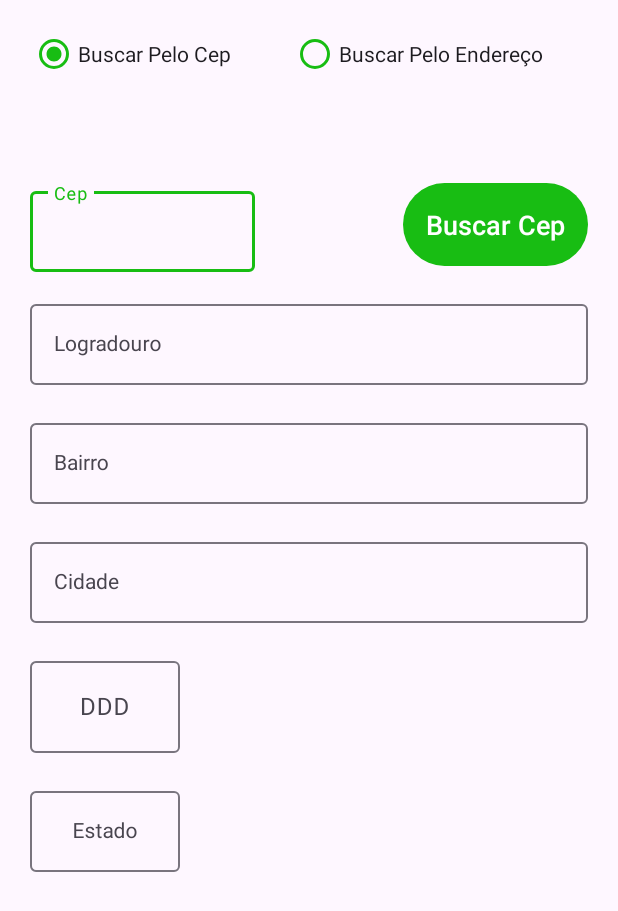
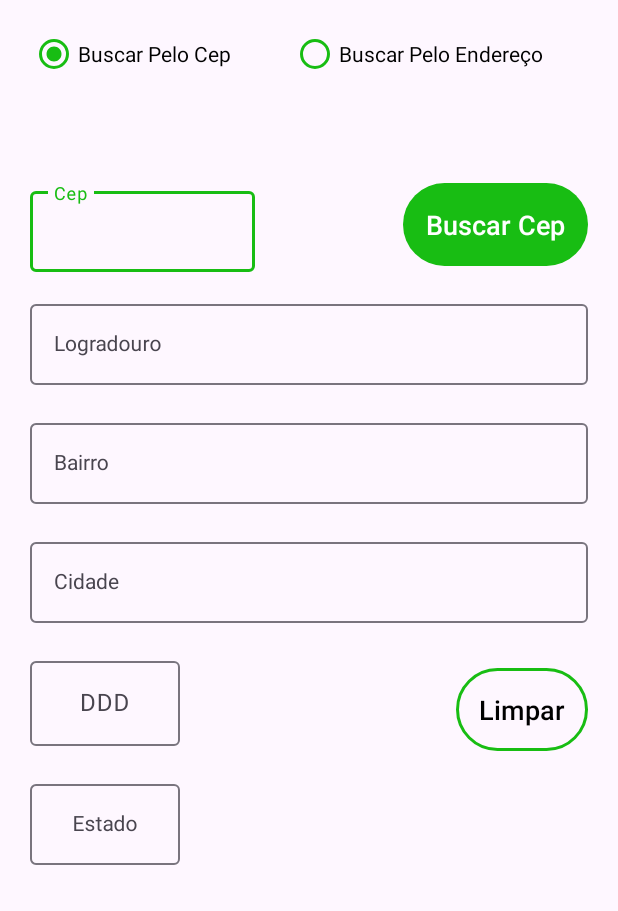
Before and after one commit to luizhenrique204061/Pesquisa_Cep, an Android app: the screen it shows after launch (MainActivity), on a phone screen of 412 x 824 dp. Shown: the top 911 px of the screen. Run offline under Robolectric (Android 15) with nearby library versions, the phone set to English and light mode, and no system bars; our stand-ins replace AdMob; pictures from the network do not load; 3 statements that could not run were skipped.

Commit message:
Initial commit

```diff
--- a/app/build.gradle
+++ b/app/build.gradle
@@ -11,8 +11,8 @@ android {
         applicationId "com.luiz.cep"
         minSdk 24
         targetSdk 34
-        versionCode 8
-        versionName "8.0"
+        versionCode 9
+        versionName "9.0"
 
         testInstrumentationRunner "androidx.test.runner.AndroidJUnitRunner"
     }
--- a/app/src/main/java/Fragmento/BuscarPeloCepFragmento.kt
+++ b/app/src/main/java/Fragmento/BuscarPeloCepFragmento.kt
@@ -136,14 +136,20 @@ class BuscarPeloCepFragmento : Fragment() {
 
 
 
-
-
-
         val retrofit = Retrofit.Builder()
             .addConverterFactory(GsonConverterFactory.create())
             .baseUrl("https://viacep.com.br/")
             .build()
             .create(Api::class.java)
+
+        binding.botaoLimpar.setOnClickListener {
+            binding.editCep.setText("")
+            binding.editLogradouro.setText("")
+            binding.editCidade.setText("")
+            binding.editEstado.setText("")
+            binding.editBairro.setText("")
+            binding.editDdd.setText("")
+        }
 
 
         binding.botaoBuscarCep.setOnClickListener {
--- a/app/src/main/java/Fragmento/BuscarPeloEnderecoFragmento.kt
+++ b/app/src/main/java/Fragmento/BuscarPeloEnderecoFragmento.kt
@@ -49,8 +49,6 @@ class BuscarPeloEnderecoFragmento : Fragment() {
         val adRequest = AdRequest.Builder().build()
         Log.i("Meu App", "Antes de carregar o anúncio")
         mAdview.loadAd(adRequest)
-
-
 
 
 
--- a/app/src/main/java/com/luiz/cep/MainActivity.kt
+++ b/app/src/main/java/com/luiz/cep/MainActivity.kt
@@ -17,7 +17,7 @@ class MainActivity : AppCompatActivity() {
 
         renderizarFragmento(R.id.container_fragmento_buscar_pelo_cep, BuscarPeloCepFragmento())
 
-        teste()
+
         binding.buscarPeloCep.isChecked = true
 
         binding.buscarPeloEndereco.setOnClickListener {
@@ -45,7 +45,4 @@ class MainActivity : AppCompatActivity() {
         transicaoFragmento.commit()
     }
 
-    fun teste() {
-
-    }
 }
--- /dev/null
+++ b/app/src/main/res/drawable/botao_transparente.xml
@@ -0,0 +1,15 @@
+<?xml version="1.0" encoding="utf-8"?>
+<shape xmlns:android="http://schemas.android.com/apk/res/android"
+
+    android:shape="rectangle">
+
+    <solid android:color="@android:color/transparent"/>
+
+    <corners android:radius="119dp"/>
+
+    <stroke
+        android:width="2dp"
+        android:color="@color/green"
+        />
+
+</shape>
--- a/app/src/main/res/layout/fragment_buscar_pelo_cep_fragmento.xml
+++ b/app/src/main/res/layout/fragment_buscar_pelo_cep_fragmento.xml
@@ -25,10 +25,10 @@
 
             <com.google.android.material.textfield.TextInputEditText
                 android:id="@+id/edit_cep"
-                android:hint="Cep"
                 style="@style/Widget.MaterialComponents.TextInputLayout.OutlinedBox"
                 android:layout_width="match_parent"
                 android:layout_height="wrap_content"
+                android:hint="Cep"
                 android:inputType="number"
                 android:maxLength="8" />
         </com.google.android.material.textfield.TextInputLayout>
@@ -115,7 +115,7 @@
             <com.google.android.material.textfield.TextInputEditText
                 android:id="@+id/edit_ddd"
                 android:layout_width="match_parent"
-                android:layout_height="61dp"
+                android:layout_height="wrap_content"
                 android:focusable="false"
                 android:gravity="center"
                 android:hint="DDD"
@@ -143,6 +143,22 @@
                 android:maxLength="2" />
         </com.google.android.material.textfield.TextInputLayout>
 
+
+        <androidx.appcompat.widget.AppCompatButton
+            android:id="@+id/botao_limpar"
+            android:layout_width="wrap_content"
+            android:layout_height="wrap_content"
+            android:layout_marginTop="30dp"
+            android:layout_marginEnd="20dp"
+            android:background="@drawable/botao_transparente"
+            android:padding="15dp"
+            android:text="Limpar"
+            android:textAllCaps="false"
+            style="@style/corDoTextoBotao"
+            android:textSize="18sp"
+            app:layout_constraintEnd_toEndOf="parent"
+            app:layout_constraintTop_toBottomOf="@id/input_cidade" />
+
         <com.google.android.gms.ads.AdView xmlns:ads="http://schemas.android.com/apk/res-auto"
             android:id="@+id/adview"
             android:layout_width="wrap_content"
@@ -157,7 +173,7 @@
 
         <View
             android:id="@+id/view"
-            style="@style/BACKGROUND"
+            style="@style/backgroundView"
             android:layout_width="200dp"
             android:layout_height="80dp"
             android:layout_marginStart="80dp"
@@ -170,7 +186,7 @@
 
         <TextView
             android:id="@+id/buscando"
-            style="@style/COR_DO_TEXTO"
+            style="@style/corDoTextoView"
             android:layout_width="wrap_content"
             android:layout_height="wrap_content"
             android:layout_marginStart="90dp"
--- a/app/src/main/res/values-night/themes.xml
+++ b/app/src/main/res/values-night/themes.xml
@@ -14,6 +14,21 @@
         <item name="android:background">@color/black</item>
     </style>
 
+    <style name="backgroundView">
+        <item name="android:background">@color/white</item>
+
+    </style>
+
+    <style name="corDoTextoView">
+        <item name="android:textColor">@color/black</item>
+
+    </style>
+
+    <style name="corDoTextoBotao">
+        <item name="android:textColor">@color/white</item>
+
+    </style>
+
     <style name="COR_DO_TEXTO">
         <item name="android:textColor">@color/white</item>
     </style>
--- a/app/src/main/res/values/themes.xml
+++ b/app/src/main/res/values/themes.xml
@@ -10,6 +10,35 @@
 
     </style>
 
+    <style name="BACKGROUND">
+        <item name="android:background">@color/white</item>
+    </style>
+
+    <style name="backgroundView">
+        <item name="android:background">@color/black</item>
+
+    </style>
+
+    <style name="corDoTextoView">
+        <item name="android:textColor">@color/white</item>
+
+    </style>
+
+    <style name="corDoTextoBotao">
+        <item name="android:textColor">@color/black</item>
+
+    </style>
+
+    <style name="COR_DO_TEXTO">
+        <item name="android:textColor">@color/black</item>
+    </style>
+
+    <style name="CARDVIEWBACKGROUND">
+
+        <item name="cardBackgroundColor">@color/white</item>
+
+    </style>
+
     <style name="Theme.Cep" parent="Base.Theme.Cep" />
 
 
```
Also changed, not shown: 1 other file.
